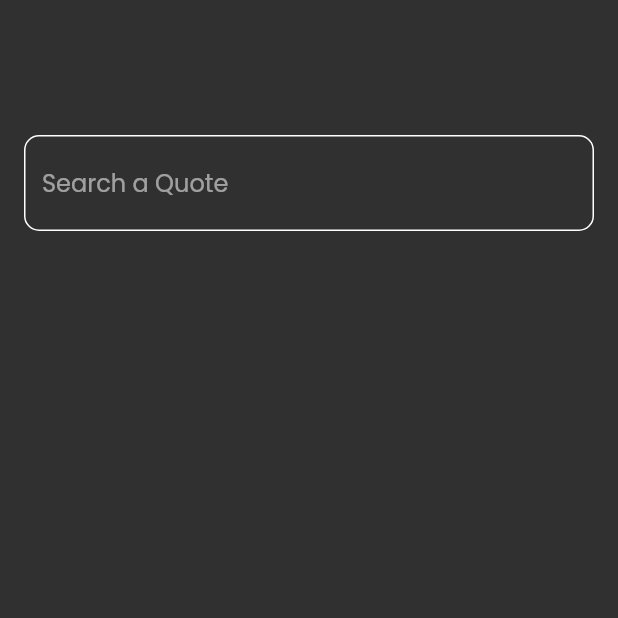
After one commit to AmrTamer23/quote_vault, a Flutter app: the screen it shows after launch, after a tap on the "search" icon, on a phone screen of 412 x 824 dp, the top half of it. The commit adds this screen. Run offline on Flutter 3.47's test engine with Material 2 defaults, Android fonts, the phone set to English and light mode, and no system bars; our stand-ins replace bloc, flutter_bloc, flutter_colorpicker, font_awesome_flutter, hive, hive_flutter and 1 more; missing offline and left inert: flex_color_picker; accounts and stored records are empty.

Commit message:
search feature added

```diff
--- a/lib/cubits/quotes_cubit/cubit/quotes_cubit.dart
+++ b/lib/cubits/quotes_cubit/cubit/quotes_cubit.dart
@@ -12,9 +12,23 @@ class QuotesCubit extends Cubit<QuotesState> {
 
   List<QuoteModel> quotesList = [];
 
+  var quoteBox = Hive.box<QuoteModel>(kQuoteBox);
+
   fetchAllQuotes() {
-    var quoteBox = Hive.box<QuoteModel>(kQuoteBox);
     quotesList = quoteBox.values.toList();
     emit(QuoteDone());
   }
+
+  List<QuoteModel> searchedQuotes = [];
+
+  searchQuote(word) {
+    searchedQuotes = [];
+    searchedQuotes +=
+        quoteBox.values.where((quote) => quote.quote.contains(word)).toList();
+    searchedQuotes +=
+        quoteBox.values.where((quote) => quote.author.contains(word)).toList();
+    searchedQuotes +=
+        quoteBox.values.where((quote) => quote.source.contains(word)).toList();
+    emit(QuoteSearchDone());
+  }
 }
--- /dev/null
+++ b/lib/views/search_quote_view.dart
@@ -0,0 +1,15 @@
+import 'package:flutter/material.dart';
+import 'package:flutter/src/widgets/framework.dart';
+import 'package:flutter/src/widgets/placeholder.dart';
+import 'package:quote_vault/views/widgets/search_quote_view_body.dart';
+
+class SearchQuoteView extends StatelessWidget {
+  const SearchQuoteView({super.key});
+
+  @override
+  Widget build(BuildContext context) {
+    return const Scaffold(
+      body: SearchQuoteViewBody(),
+    );
+  }
+}
--- a/lib/views/widgets/quote_item.dart
+++ b/lib/views/widgets/quote_item.dart
@@ -51,6 +51,7 @@ class QuoteItem extends StatelessWidget {
                                       quoteModel.delete();
                                       Navigator.pop(context);
                                       cubit.fetchAllQuotes();
+                                      cubit.searchQuote('');
                                     }),
                               ),
                             ),
--- a/lib/views/widgets/quotes_view_body.dart
+++ b/lib/views/widgets/quotes_view_body.dart
@@ -1,5 +1,6 @@
 import 'package:flutter/material.dart';
 import 'package:quote_vault/cubits/quotes_cubit/cubit/quotes_cubit.dart';
+import 'package:quote_vault/views/search_quote_view.dart';
 import 'package:quote_vault/views/widgets/quotes_list_view.dart';
 import 'package:flutter_bloc/flutter_bloc.dart';
 import 'custom_app_bar.dart';
@@ -24,12 +25,16 @@ class _QuotesViewBodyState extends State<QuotesViewBody> {
     return Padding(
       padding: const EdgeInsets.only(right: 24, left: 24, top: 50),
       child: Column(
-        children: const [
+        children: [
           CustomAppBar(
-            title: "Quotes Vault",
-            icon: Icons.search,
-          ),
-          Expanded(
+              title: "Quotes Vault",
+              icon: Icons.search,
+              onTap: () {
+                Navigator.push(context, MaterialPageRoute(builder: (context) {
+                  return const SearchQuoteView();
+                }));
+              }),
+          const Expanded(
             child: QuotesListView(),
           )
         ],
--- /dev/null
+++ b/lib/views/widgets/search_quote_view_body.dart
@@ -0,0 +1,39 @@
+import 'package:flutter/material.dart';
+import 'package:flutter/src/widgets/framework.dart';
+import 'package:flutter/src/widgets/placeholder.dart';
+import 'package:quote_vault/cubits/quotes_cubit/cubit/quotes_cubit.dart';
+import 'package:quote_vault/views/widgets/custom_text_field.dart';
+import 'package:flutter_bloc/flutter_bloc.dart';
+import 'package:quote_vault/views/widgets/quote_item.dart';
+import 'package:quote_vault/views/widgets/search_quotes_list_view.dart';
+
+class SearchQuoteViewBody extends StatefulWidget {
+  const SearchQuoteViewBody({super.key});
+
+  @override
+  State<SearchQuoteViewBody> createState() => _SearchQuoteViewBodyState();
+}
+
+class _SearchQuoteViewBodyState extends State<SearchQuoteViewBody> {
+  @override
+  Widget build(BuildContext context) {
+    var cubit = BlocProvider.of<QuotesCubit>(context);
+    return Padding(
+      padding: const EdgeInsets.only(top: 90, left: 16, right: 16),
+      child: Column(
+        children: [
+          CustomTextField(
+            hint: "Search a Quote",
+            onChanged: (data) {
+              cubit.searchQuote(data);
+            },
+          ),
+          const SizedBox(
+            height: 15,
+          ),
+          const Expanded(child: SearchQuotesListView()),
+        ],
+      ),
+    );
+  }
+}
--- /dev/null
+++ b/lib/views/widgets/search_quotes_list_view.dart
@@ -0,0 +1,30 @@
+import 'package:flutter/material.dart';
+import 'package:quote_vault/cubits/quotes_cubit/cubit/quotes_cubit.dart';
+import 'package:flutter_bloc/flutter_bloc.dart';
+import 'package:quote_vault/views/widgets/quote_item.dart';
+
+class SearchQuotesListView extends StatelessWidget {
+  const SearchQuotesListView({
+    super.key,
+  });
+
+  @override
+  Widget build(BuildContext context) {
+    var cubit = BlocProvider.of<QuotesCubit>(context);
+    return BlocBuilder<QuotesCubit, QuotesState>(
+      builder: (context, state) {
+        return ListView.builder(
+            itemCount: cubit.searchedQuotes.length,
+            padding: const EdgeInsets.all(0),
+            itemBuilder: (context, index) {
+              return Padding(
+                padding: const EdgeInsets.symmetric(vertical: 8.0),
+                child: QuoteItem(
+                  quoteModel: cubit.searchedQuotes[index],
+                ),
+              );
+            });
+      },
+    );
+  }
+}
```
Also changed, not shown: lib/cubits/quotes_cubit/cubit/quotes_state.dart (+9 -0 lines).
